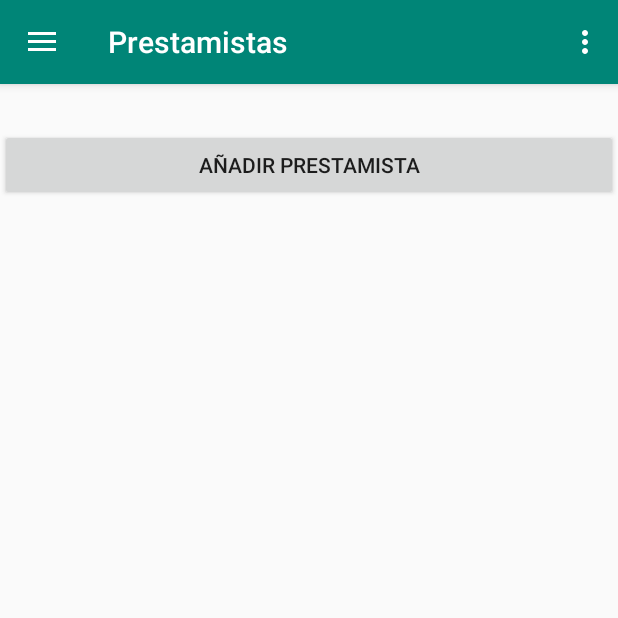
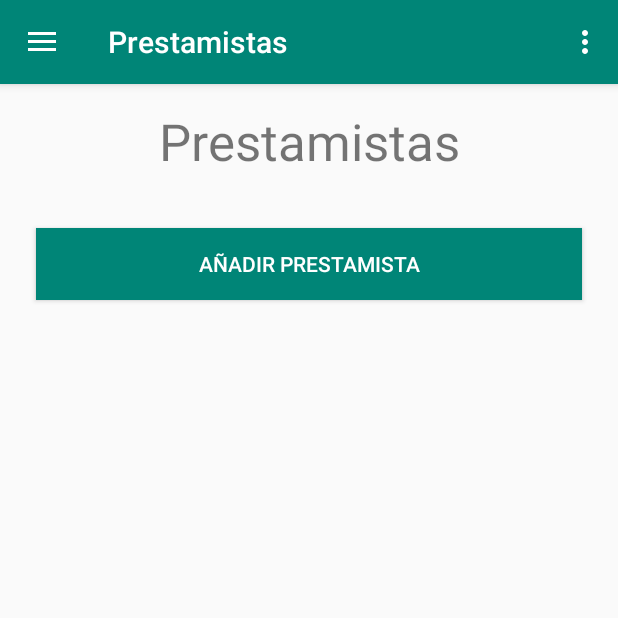
Before and after one commit to WilmerR23/FiaoRD, an Android app: the PrestamistaCliente screen opened through its navigation route, on a phone screen of 412 x 824 dp, the top half of it. Run offline under Robolectric (Android 15) with nearby library versions, the phone set to English and light mode, and no system bars; our stand-ins replace Firebase (no records; nobody signed in at launch, a user with empty details on screens opened directly), navigation-ui.

```diff
--- a/app/src/main/java/com/example/fiaoRDITSC/BaseActivity.java
+++ b/app/src/main/java/com/example/fiaoRDITSC/BaseActivity.java
@@ -135,6 +135,7 @@ public class BaseActivity extends AppCompatActivity implements OnFragmentInterac
     public void onCallIntent(Class clase) {
         Intent i = new Intent(this, clase);
         startActivity(i);
+        finish();
     }
 
     @Override
--- a/app/src/main/java/com/example/fiaoRDITSC/Interfaces/OnFragmentInteractionListener.java
+++ b/app/src/main/java/com/example/fiaoRDITSC/Interfaces/OnFragmentInteractionListener.java
@@ -30,4 +30,6 @@ public interface OnFragmentInteractionListener {
 
     void onMakeDialog(BaseFragment bf, MessageDialog mD, Object paremeter);
     Menu getMenu();
+    BaseFragment getCurrentFragment();
+
 }
--- a/app/src/main/java/com/example/fiaoRDITSC/ui/PrestamistaCliente/PrestamistaCliente.java
+++ b/app/src/main/java/com/example/fiaoRDITSC/ui/PrestamistaCliente/PrestamistaCliente.java
@@ -11,13 +11,26 @@ import androidx.fragment.app.Fragment;
 import android.view.LayoutInflater;
 import android.view.View;
 import android.view.ViewGroup;
+import android.widget.Button;
+import android.widget.ListView;
 
+import com.example.fiaoRDITSC.Interfaces.OnListViewListener;
 import com.example.fiaoRDITSC.R;
+import com.example.fiaoRDITSC.Utility.list_adapter;
 import com.example.fiaoRDITSC.ui.BaseFragment;
+import com.example.fiaoRDITSC.ui.PrestamistaColmaderoCodigo.PrestamistaColmaderoCodigo;
+import com.example.fiaoRDITSC.ui.login.LoginFragment;
+import com.example.fiaoRDITSC.ui.register.RegisterViewModel;
 
-public class PrestamistaCliente extends BaseFragment {
+import java.util.ArrayList;
+import java.util.List;
+
+public class PrestamistaCliente extends BaseFragment implements OnListViewListener {
 
     private PrestamistaClienteViewModel mViewModel;
+    private ListView list_view;
+    private ArrayList<String> labels;
+    private Button btnPrestamista;
 
     public static PrestamistaCliente newInstance() {
         return new PrestamistaCliente();
@@ -31,6 +44,23 @@ public class PrestamistaCliente extends BaseFragment {
         }
 
         View v = inflater.inflate(R.layout.prestamista_cliente_fragment, container, false);
+
+        list_view = (ListView) v.findViewById(R.id.prestamistaLv);
+        btnPrestamista = v.findViewById(R.id.btnAddPrestamista);
+
+        ArrayList lista = new ArrayList<String>();
+        lista.add("ClientePrestamistas");
+        lista.add(LoginFragment.id);
+        _Firebase.ObtenerTodos(lista, PrestamistaClienteViewModel.class, mListener,this);
+
+        final PrestamistaCliente instance = this;
+        btnPrestamista.setOnClickListener(new View.OnClickListener() {
+            @Override
+            public void onClick(View v) {
+                mListener.onCallFragmentKey(instance,R.id.nav_host_fragment,PrestamistaColmaderoCodigo.newInstance(),"Añadir prestamista");
+            }
+        });
+
         return v;
     }
 
@@ -41,4 +71,30 @@ public class PrestamistaCliente extends BaseFragment {
         // TODO: Use the ViewModel
     }
 
+    @Override
+    public void receiveDataTodos(List<Object> objs) {
+        labels = new ArrayList<>();
+        for(int x = 0; x < objs.size(); x++) {
+            PrestamistaClienteViewModel vm = (PrestamistaClienteViewModel) objs.get(x);
+            labels.add(vm.getPrestamista());
+        }
+
+        list_adapter adapter = new list_adapter(this.getActivityContext(), labels,false,false, R.layout.row_list_view_default,this);
+        list_view.setAdapter(adapter);
+    }
+
+    @Override
+    public void OnAdd(int itemSelectec) {
+
+    }
+
+    @Override
+    public void OnDelete(int itemSelected) {
+
+    }
+
+    @Override
+    public void OnSelect(int itemSelected) {
+
+    }
 }
--- a/app/src/main/res/layout/prestamista_cliente_fragment.xml
+++ b/app/src/main/res/layout/prestamista_cliente_fragment.xml
@@ -3,6 +3,35 @@
     xmlns:app="http://schemas.android.com/apk/res-auto"
     android:layout_width="match_parent"
     android:layout_height="match_parent">
+
+    <TextView
+        android:layout_width="match_parent"
+        android:layout_height="wrap_content"
+        android:id="@+id/lblPrestamistas"
+        android:text="Prestamistas"
+        android:textSize="34dp"
+        android:layout_marginTop="10dp"
+        android:textAlignment="center"
+        app:layout_constraintStart_toStartOf="parent"
+        app:layout_constraintEnd_toEndOf="parent"
+        app:layout_constraintTop_toTopOf="@+id/prestamistaLv"
+        app:layout_constraintBottom_toTopOf="parent"
+
+        />
+
+    <ListView
+        android:layout_width="match_parent"
+        android:layout_height="wrap_content"
+        android:id="@+id/prestamistaLv"
+        android:layout_marginTop="5dp"
+        android:layout_marginStart="24dp"
+        android:layout_marginEnd="24dp"
+        android:layout_marginLeft="24dp"
+        android:layout_marginRight="24dp"
+        app:layout_constraintStart_toStartOf="parent"
+        app:layout_constraintEnd_toEndOf="parent"
+        app:layout_constraintTop_toBottomOf="@+id/lblPrestamistas"
+        />
 
     <Button
         android:id="@+id/btnAddPrestamista"
@@ -10,8 +39,18 @@
         android:layout_height="wrap_content"
         app:layout_constraintEnd_toEndOf="parent"
         app:layout_constraintStart_toStartOf="parent"
-        app:layout_constraintTop_toTopOf="parent"
+        app:layout_constraintTop_toBottomOf="@+id/prestamistaLv"
         android:layout_marginTop="30dp"
+        android:background="@color/colorPrimary"
+        android:textColor="#FFF"
+        android:layout_marginStart="24dp"
+        android:layout_marginLeft="24dp"
+        android:layout_marginEnd="24dp"
+        android:layout_marginRight="24dp"
         android:text="Añadir prestamista" />
 
+
+
+
+
 </androidx.constraintlayout.widget.ConstraintLayout>
--- a/app/src/main/res/layout/row_list_view.xml
+++ b/app/src/main/res/layout/row_list_view.xml
@@ -22,7 +22,7 @@
         android:layout_height="wrap_content"
         android:layout_marginStart="5dp"
         android:layout_marginLeft="5dp"
-        android:layout_marginTop="10dp"
+        android:layout_marginTop="20dp"
         android:src="@drawable/add_icon"
         android:background="@android:color/transparent"/>
 
@@ -30,7 +30,7 @@
         android:id="@+id/imageButton2"
         android:layout_width="wrap_content"
         android:layout_height="wrap_content"
-        android:layout_marginTop="10dp"
+        android:layout_marginTop="20dp"
         android:layout_marginLeft="5dp"
         android:layout_marginRight="10dp"
         android:layout_marginEnd="10dp"
```
Also changed, not shown: app/src/main/java/com/example/fiaoRDITSC/Firebase.java (+37 -5 lines), app/src/main/java/com/example/fiaoRDITSC/Utility/list_adapter.java (+7 -0 lines), app/src/main/java/com/example/fiaoRDITSC/ui/BaseFragment.java (+8 -0 lines), app/src/main/java/com/example/fiaoRDITSC/ui/PrestamistaAsignacionCodigo/PrestamistaAsignacionCodigo.java (+13 -11 lines), app/src/main/java/com/example/fiaoRDITSC/ui/PrestamistaAsignacionCodigo/PrestamistaAsignacionCodigoViewModel.java (+11 -2 lines), app/src/main/java/com/example/fiaoRDITSC/ui/PrestamistaCliente/PrestamistaClienteViewModel.java (+19 -0 lines), app/src/main/java/com/example/fiaoRDITSC/ui/PrestamistaColmaderoCodigo/PrestamistaColmaderoCodigo.java (+22 -3 lines).
